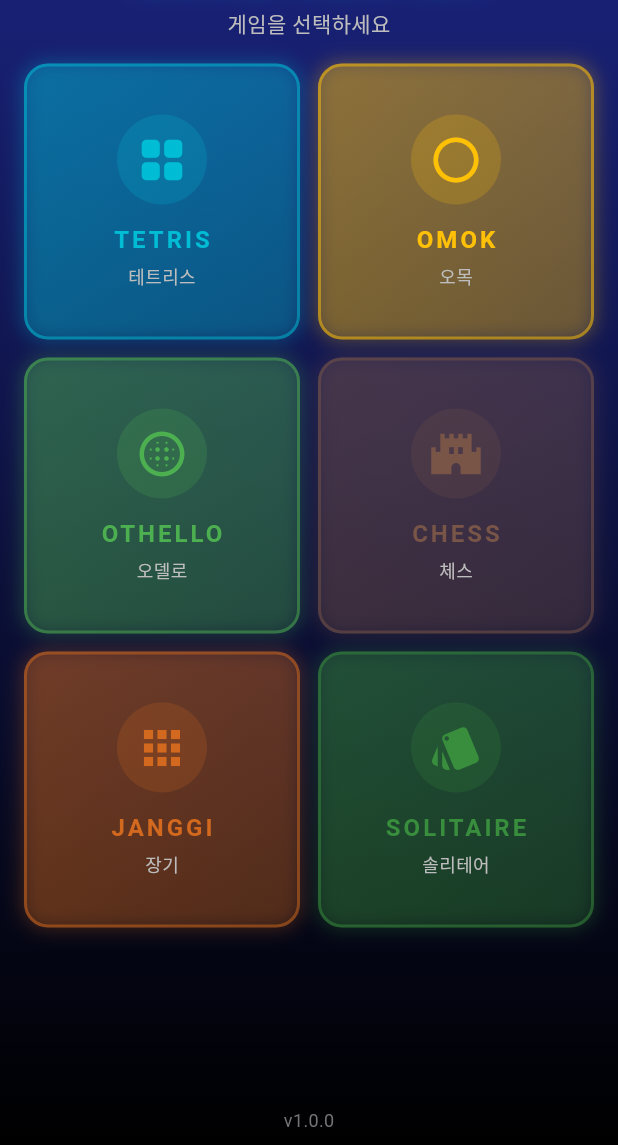
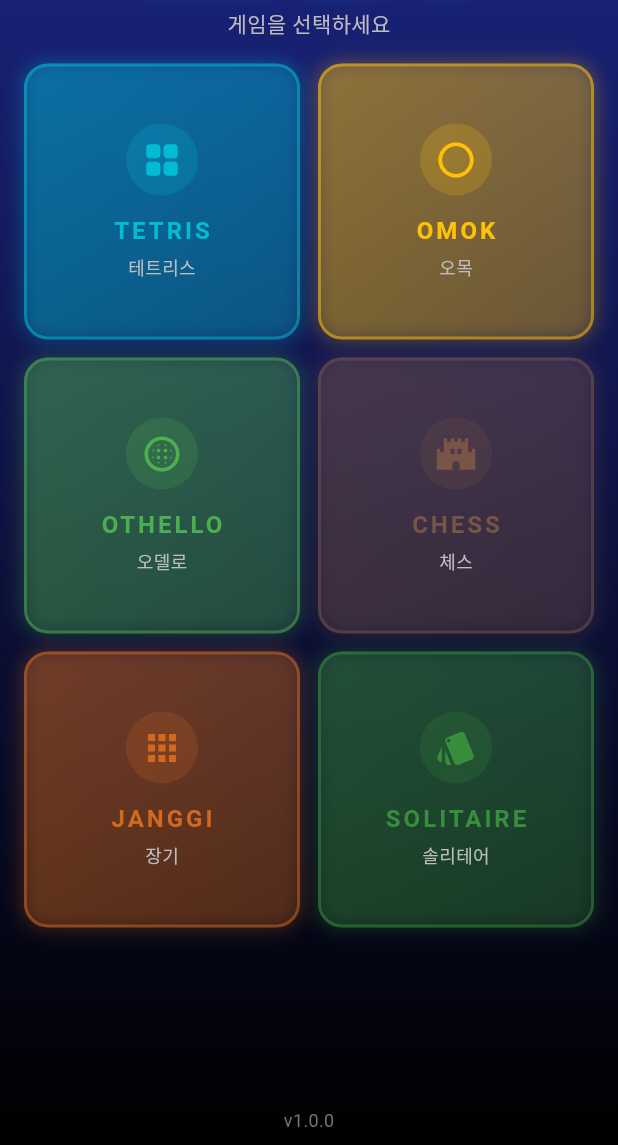
Before and after one commit to mhpark03/games, a Flutter app: the screen it shows after launch, on a phone screen of 412 x 824 dp, the part 91-1236 px from its top. Run offline on Flutter 3.47's test engine with Material 3 defaults, Android fonts, the phone set to English and light mode, and no system bars; our stand-ins replace shared_preferences.

Commit message:
게임 타일 아이콘 사이즈 축소

```diff
--- a/lib/main.dart
+++ b/lib/main.dart
@@ -1193,14 +1193,14 @@ class HomeScreen extends StatelessWidget {
           mainAxisAlignment: MainAxisAlignment.center,
           children: [
             Container(
-              padding: const EdgeInsets.all(12),
+              padding: const EdgeInsets.all(10),
               decoration: BoxDecoration(
                 color: color.withValues(alpha: 0.2),
                 shape: BoxShape.circle,
               ),
               child: Icon(
                 icon,
-                size: 36,
+                size: 28,
                 color: color,
               ),
             ),
```
